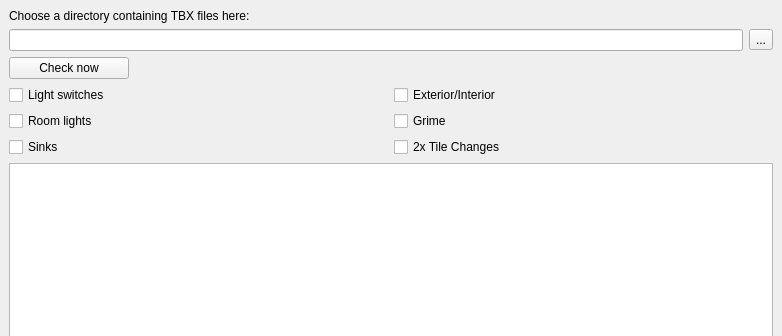
This is src/tiled/checkbuildingswindow.ui in timbaker/tiled as Qt 5 draws it before an edit; both pictures show x 0 to 782 and y 0 to 336 of the 782 by 600 pixel window. The edited form follows.
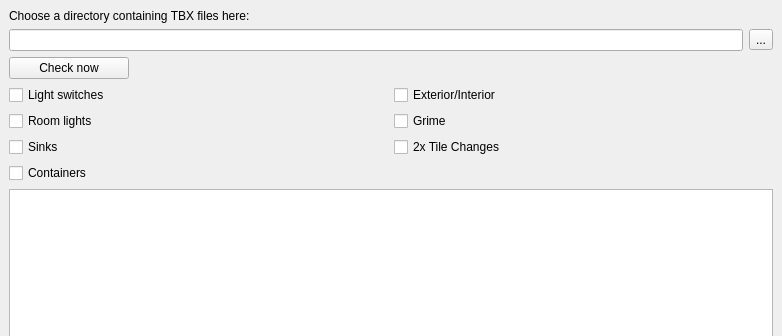
This is the edited form.

Commit message: Added checks for TBX files.

The edit to the form file:
```diff
--- a/src/tiled/checkbuildingswindow.ui
+++ b/src/tiled/checkbuildingswindow.ui
@@ -84,6 +84,13 @@
         </property>
        </widget>
       </item>
+      <item row="4" column="0">
+       <widget class="QCheckBox" name="checkContainers">
+        <property name="text">
+         <string>Containers</string>
+        </property>
+       </widget>
+      </item>
      </layout>
     </item>
     <item row="3" column="0">
```
The commit also changes 2 other files.
